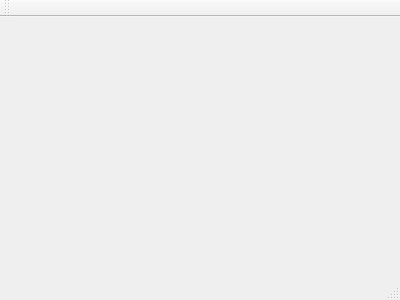
Before: the Qt Designer form src/Fleury/mainwindow.ui in mruprich/GAL2014, drawn with Qt 5.
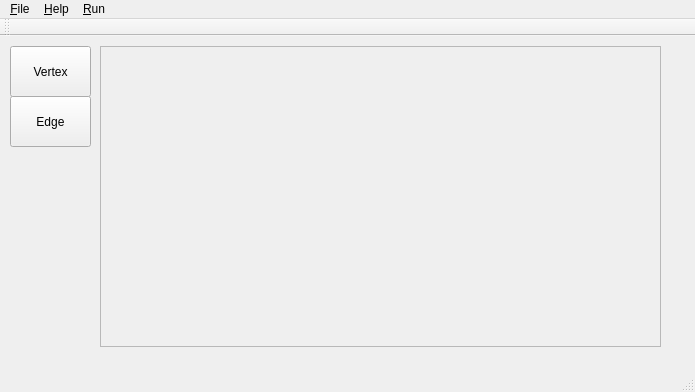
After: the same form once the commit is applied.

Commit message: First design view, init of structures

```diff
--- a/src/Fleury/mainwindow.ui
+++ b/src/Fleury/mainwindow.ui
@@ -1,24 +1,124 @@
 <ui version="4.0">
  <class>MainWindow</class>
- <widget class="QMainWindow" name="MainWindow" >
-  <property name="geometry" >
+ <widget class="QMainWindow" name="MainWindow">
+  <property name="geometry">
    <rect>
     <x>0</x>
     <y>0</y>
-    <width>400</width>
-    <height>300</height>
+    <width>695</width>
+    <height>392</height>
    </rect>
   </property>
   <property name="windowTitle" >
    <string>MainWindow</string>
   </property>
-  <widget class="QMenuBar" name="menuBar" />
-  <widget class="QToolBar" name="mainToolBar" />
-  <widget class="QWidget" name="centralWidget" />
-  <widget class="QStatusBar" name="statusBar" />
+  <widget class="QWidget" name="centralWidget">
+   <widget class="QToolButton" name="toolButton">
+    <property name="geometry">
+     <rect>
+      <x>10</x>
+      <y>10</y>
+      <width>81</width>
+      <height>51</height>
+     </rect>
+    </property>
+    <property name="text">
+     <string>Vertex</string>
+    </property>
+   </widget>
+   <widget class="QToolButton" name="toolButton_2">
+    <property name="geometry">
+     <rect>
+      <x>10</x>
+      <y>60</y>
+      <width>81</width>
+      <height>51</height>
+     </rect>
+    </property>
+    <property name="text">
+     <string>Edge</string>
+    </property>
+   </widget>
+   <widget class="QFrame" name="frame">
+    <property name="geometry">
+     <rect>
+      <x>100</x>
+      <y>10</y>
+      <width>561</width>
+      <height>301</height>
+     </rect>
+    </property>
+    <property name="frameShape">
+     <enum>QFrame::StyledPanel</enum>
+    </property>
+    <property name="frameShadow">
+     <enum>QFrame::Raised</enum>
+    </property>
+   </widget>
+  </widget>
+  <widget class="QMenuBar" name="menuBar">
+   <property name="geometry">
+    <rect>
+     <x>0</x>
+     <y>0</y>
+     <width>695</width>
+     <height>25</height>
+    </rect>
+   </property>
+   <widget class="QMenu" name="menuNew">
+    <property name="title">
+     <string>&amp;File</string>
+    </property>
+    <addaction name="actionNew_graph"/>
+    <addaction name="actionLoad_graph"/>
+    <addaction name="actionSave_graph"/>
+    <addaction name="actionExit"/>
+   </widget>
+   <widget class="QMenu" name="menuHelp">
+    <property name="title">
+     <string>&amp;Help</string>
+    </property>
+   </widget>
+   <widget class="QMenu" name="menu_Run">
+    <property name="title">
+     <string>&amp;Run</string>
+    </property>
+   </widget>
+   <addaction name="menuNew"/>
+   <addaction name="menuHelp"/>
+   <addaction name="menu_Run"/>
+  </widget>
+  <widget class="QToolBar" name="mainToolBar">
+   <attribute name="toolBarArea">
+    <enum>TopToolBarArea</enum>
+   </attribute>
+   <attribute name="toolBarBreak">
+    <bool>false</bool>
+   </attribute>
+  </widget>
+  <widget class="QStatusBar" name="statusBar"/>
+  <action name="actionNew_graph">
+   <property name="text">
+    <string>&amp;New graph</string>
+   </property>
+  </action>
+  <action name="actionLoad_graph">
+   <property name="text">
+    <string>&amp;Load graph</string>
+   </property>
+  </action>
+  <action name="actionSave_graph">
+   <property name="text">
+    <string>&amp;Save graph</string>
+   </property>
+  </action>
+  <action name="actionExit">
+   <property name="text">
+    <string>&amp;Exit</string>
+   </property>
+  </action>
  </widget>
- <layoutDefault spacing="6" margin="11" />
- <pixmapfunction></pixmapfunction>
+ <layoutdefault spacing="6" margin="11"/>
  <resources/>
  <connections/>
 </ui>
```
Left out of the diff: 3 changed lines with no effect on the pictures. The commit also changes 3 other files.
